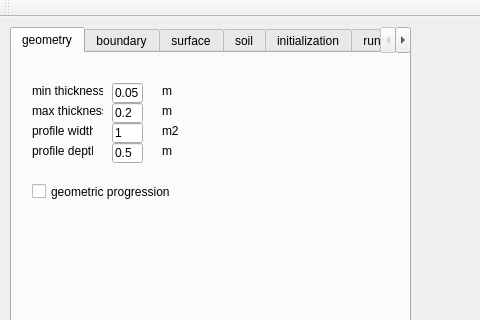
The window that HEAT1D/mainwindow.ui (gaowudao/CRITERIA3D) describes before a commit, drawn with Qt 5; both pictures show x 0 to 480 and y 0 to 320 of the 1131 by 563 pixel window.
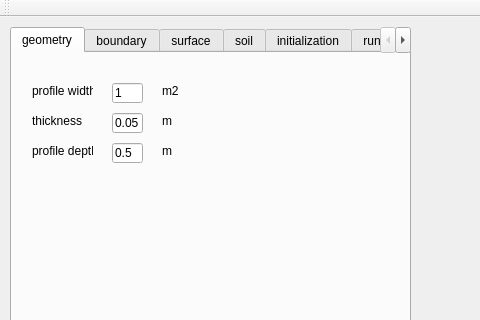
The same window after the commit. The open tabs and pages were chosen to show the change.

```diff
--- a/HEAT1D/mainwindow.ui
+++ b/HEAT1D/mainwindow.ui
@@ -51,37 +51,11 @@
      <attribute name="title">
       <string>geometry</string>
      </attribute>
-     <widget class="QLabel" name="label_4">
-      <property name="geometry">
-       <rect>
-        <x>20</x>
-        <y>50</y>
-        <width>71</width>
-        <height>16</height>
-       </rect>
-      </property>
-      <property name="text">
-       <string>max thickness</string>
-      </property>
-     </widget>
-     <widget class="QLineEdit" name="lineEditMaxThickness">
-      <property name="geometry">
-       <rect>
-        <x>100</x>
-        <y>50</y>
-        <width>31</width>
-        <height>20</height>
-       </rect>
-      </property>
-      <property name="text">
-       <string>0.2</string>
-      </property>
-     </widget>
      <widget class="QLineEdit" name="lineEditWidth">
       <property name="geometry">
        <rect>
         <x>100</x>
-        <y>70</y>
+        <y>30</y>
         <width>31</width>
         <height>20</height>
        </rect>
@@ -94,20 +68,20 @@
       <property name="geometry">
        <rect>
         <x>20</x>
-        <y>30</y>
+        <y>60</y>
         <width>71</width>
         <height>16</height>
        </rect>
       </property>
       <property name="text">
-       <string>min thickness</string>
+       <string>thickness</string>
       </property>
      </widget>
      <widget class="QLabel" name="label">
       <property name="geometry">
        <rect>
         <x>20</x>
-        <y>70</y>
+        <y>30</y>
         <width>61</width>
         <height>16</height>
        </rect>
@@ -146,7 +120,7 @@
       <property name="geometry">
        <rect>
         <x>100</x>
-        <y>30</y>
+        <y>60</y>
         <width>31</width>
         <height>20</height>
        </rect>
@@ -172,7 +146,7 @@
       <property name="geometry">
        <rect>
         <x>150</x>
-        <y>70</y>
+        <y>30</y>
         <width>21</width>
         <height>16</height>
        </rect>
@@ -185,7 +159,7 @@
       <property name="geometry">
        <rect>
         <x>150</x>
-        <y>30</y>
+        <y>60</y>
         <width>21</width>
         <height>16</height>
        </rect>
@@ -194,32 +168,6 @@
        <string>m</string>
       </property>
      </widget>
-     <widget class="QLabel" name="label_15">
-      <property name="geometry">
-       <rect>
-        <x>150</x>
-        <y>50</y>
-        <width>21</width>
-        <height>16</height>
-       </rect>
-      </property>
-      <property name="text">
-       <string>m</string>
-      </property>
-     </widget>
-     <widget class="QCheckBox" name="chkBoxGeometricProgression">
-      <property name="geometry">
-       <rect>
-        <x>20</x>
-        <y>130</y>
-        <width>141</width>
-        <height>17</height>
-       </rect>
-      </property>
-      <property name="text">
-       <string>geometric progression</string>
-      </property>
-     </widget>
     </widget>
     <widget class="QWidget" name="tabBoundary">
      <attribute name="title">
```
Left out of the diff: 4 changed lines with no effect on the pictures.
